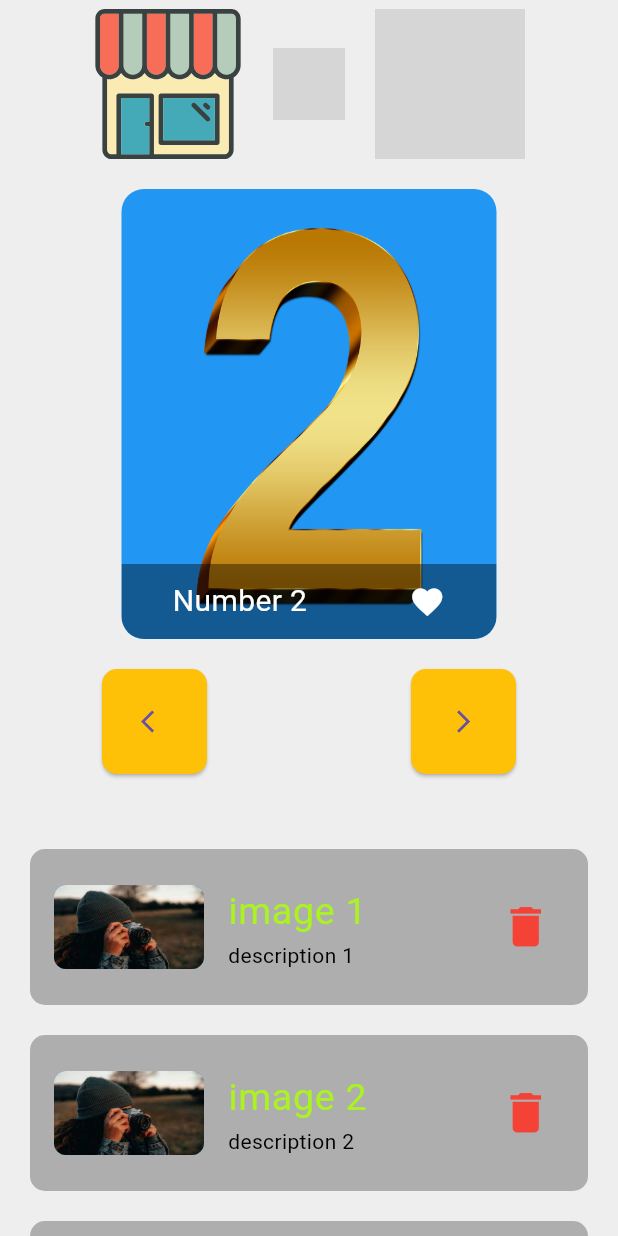
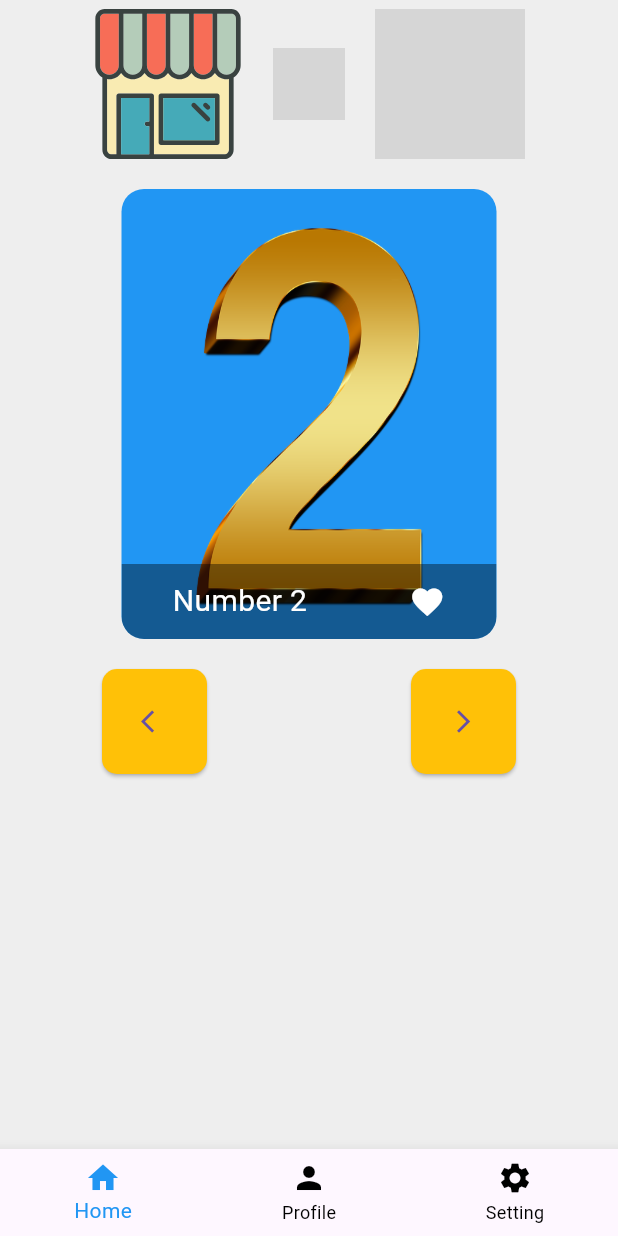
Before and after one commit to Osama-Saleh/ict_project, a Flutter app: the screen it shows after launch, scrolled down 94 dp, on a phone screen of 412 x 824 dp. Run offline on Flutter 3.47's test engine with Material 3 defaults, Android fonts, the light colour scheme and no system bars; our stand-ins replace flutter_svg, lottie; network calls fail; grey boxes are pictures that could not be loaded.

Commit message:
-create buttom navigation bar -create grid view - create user model -create text form field and hanlign the validtion

```diff
--- a/lib/main.dart
+++ b/lib/main.dart
@@ -1,4 +1,5 @@
 import 'package:flutter/material.dart';
+import 'package:ictproject/ui/buttom_naviagation_bar.dart';
 import 'package:ictproject/ui/home_screen.dart';
 
 void main() {
@@ -13,7 +14,7 @@ class MyApp extends StatelessWidget {
   Widget build(BuildContext context) {
     return MaterialApp(
       debugShowCheckedModeBanner: false,
-      home: const HomeScreen(),
+      home: MainScreen(),
     );
   }
 }
--- /dev/null
+++ b/lib/ui/buttom_naviagation_bar.dart
@@ -0,0 +1,43 @@
+import 'package:flutter/material.dart';
+import 'package:ictproject/ui/home_screen.dart';
+import 'package:ictproject/ui/profile_screen.dart';
+import 'package:ictproject/ui/setting_screen.dart';
+
+class MainScreen extends StatefulWidget {
+  const MainScreen({super.key});
+
+  @override
+  State<MainScreen> createState() => _MainScreenState();
+}
+
+class _MainScreenState extends State<MainScreen> {
+  List<Widget> screenList = [
+    const HomeScreen(),
+    const ProfileScreen(),
+    SettingScreen(),
+  ];
+  int currentIndex = 0;
+  @override
+  Widget build(BuildContext context) {
+    return Scaffold(
+      body: screenList[currentIndex],
+      bottomNavigationBar: BottomNavigationBar(
+          currentIndex: currentIndex,
+          onTap: (index) {
+            currentIndex = index;
+            setState(() {});
+          },
+          selectedItemColor: Colors.blue,
+          unselectedItemColor: Colors.black,
+          items: const [
+            BottomNavigationBarItem(
+              icon: Icon(Icons.home),
+              label: 'Home',
+            ),
+            BottomNavigationBarItem(icon: Icon(Icons.person), label: 'Profile'),
+            BottomNavigationBarItem(
+                icon: Icon(Icons.settings), label: 'Setting'),
+          ]),
+    );
+  }
+}
--- a/lib/ui/home_screen.dart
+++ b/lib/ui/home_screen.dart
@@ -146,56 +146,7 @@ class _HomeScreenState extends State<HomeScreen> {
               SizedBox(
                 height: 50,
               ),
-              Container(
-                height: 300,
-                child: ListView.separated(
-                    itemBuilder: (context, index) {
-                      return Container(
-                        padding: EdgeInsets.symmetric(vertical: 15),
-                        margin: EdgeInsets.symmetric(horizontal: 20),
-                        decoration: BoxDecoration(
-                          color: Colors.grey.withOpacity(0.8),
-                          borderRadius: BorderRadius.circular(10),
-                        ),
-                        child: ListTile(
-                          leading: Container(
-                            width: 100,
-                            height: 100,
-                            clipBehavior: Clip.antiAlias,
-                            decoration: BoxDecoration(
-                              color: Colors.blue,
-                              borderRadius: BorderRadius.circular(8),
-                            ),
-                            child: const CustomeImageAsset(
-                                pathImage: 'assets/image/person.jpg'),
-                          ),
-                          // title: Text('image ${index + 1}'),
-                          title: CustomText(
-                            text: 'image ${index + 1}',
-                            color: const Color.fromARGB(255, 170, 243, 33),
-                            fontSize: 25,
-                          ),
-                          // subtitle: Text(
-                          //   'description ${index + 1}',
-                          //   style: TextStyle(fontSize: 20, color: Colors.black),
-                          // ),
-                          subtitle: CustomText(
-                            text: 'description ${index + 1}',
-                            fontSize: 14,
-                          ),
-                          trailing: const Icon(
-                            Icons.delete,
-                            color: Colors.red,
-                            size: 35,
-                          ),
-                        ),
-                      );
-                    },
-                    separatorBuilder: (context, index) => const SizedBox(
-                          height: 20,
-                        ),
-                    itemCount: 5),
-              ),
+
               const SizedBox(
                 height: 200,
               ),
--- a/lib/widgets/custome_image_asset.dart
+++ b/lib/widgets/custome_image_asset.dart
@@ -2,12 +2,16 @@ import 'package:flutter/material.dart';
 
 class CustomeImageAsset extends StatelessWidget {
   final String pathImage;
-  const CustomeImageAsset({super.key, required this.pathImage});
+  final double? height;
+  final double? width;
+  const CustomeImageAsset({super.key, required this.pathImage,this.height,this.width});
 
   @override
   Widget build(BuildContext context) {
     return Image.asset(
       pathImage,
+      height: height,
+      width:width ,
       fit: BoxFit.fill,
     );
   }
```
Also changed, not shown: lib/data/user_model.dart (added, +35 -0 lines), lib/ui/profile_screen.dart (added, +64 -0 lines), lib/ui/setting_screen.dart (added, +114 -0 lines), lib/widgets/custom_text_form_field.dart (added, +53 -0 lines), assets/image/defaulImage.png (added), 3 other files.
